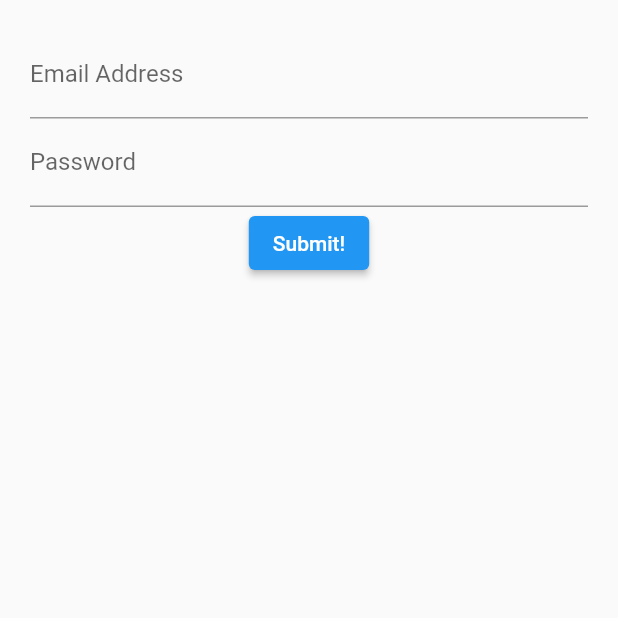
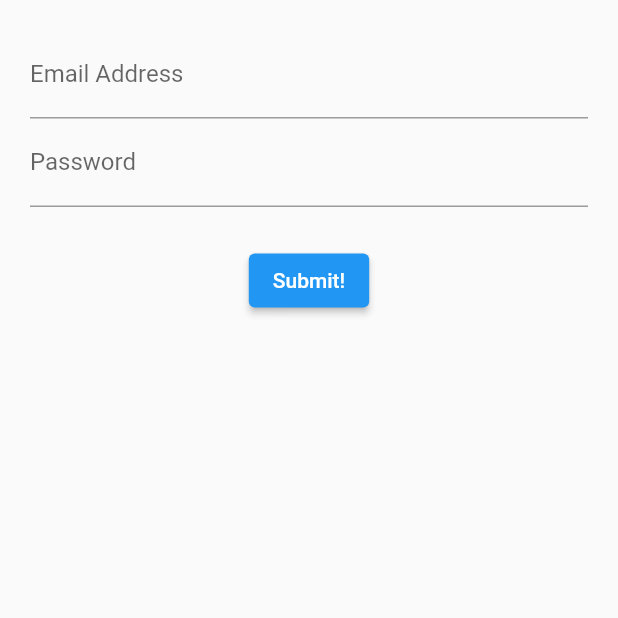
Before and after one commit to amit-inverse/flutter_login_stateful, a Flutter app: the screen it shows after launch, on a phone screen of 412 x 824 dp, the top half of it. Run offline on Flutter 3.47's test engine with Material 2 defaults, Android fonts, the phone set to English and light mode, and no system bars.

Commit message:
Layout Control

```diff
--- a/lib/src/screens/login_screen.dart
+++ b/lib/src/screens/login_screen.dart
@@ -19,6 +19,9 @@ class LoginScreenState extends State<LoginScreen> {
           children: [
             emailField(),
             passwordField(),
+            Container(
+              margin: const EdgeInsets.only(top: 25.0),
+            ),
             submitButton(),
           ],
         ),
@@ -47,6 +50,9 @@ class LoginScreenState extends State<LoginScreen> {
   }
 
   Widget submitButton() {
-    return ElevatedButton(onPressed: () {}, child: const Text('Submit!'));
+    return ElevatedButton(
+      onPressed: () {},
+      child: const Text('Submit!'),
+    );
   }
 }
```
